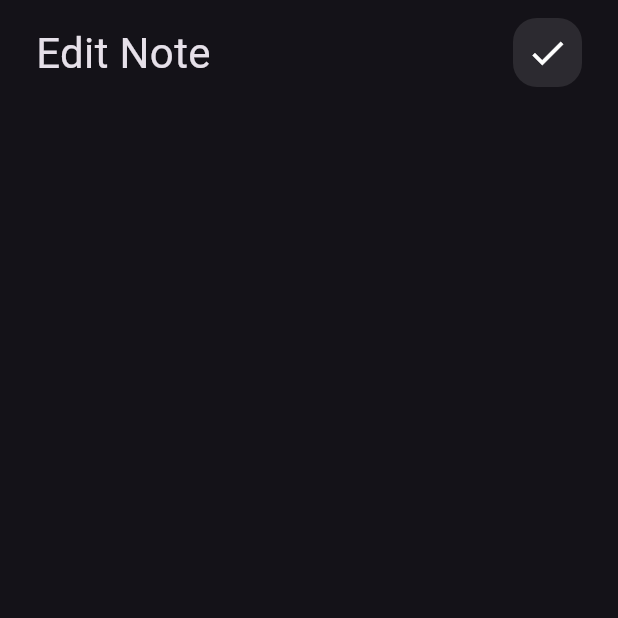
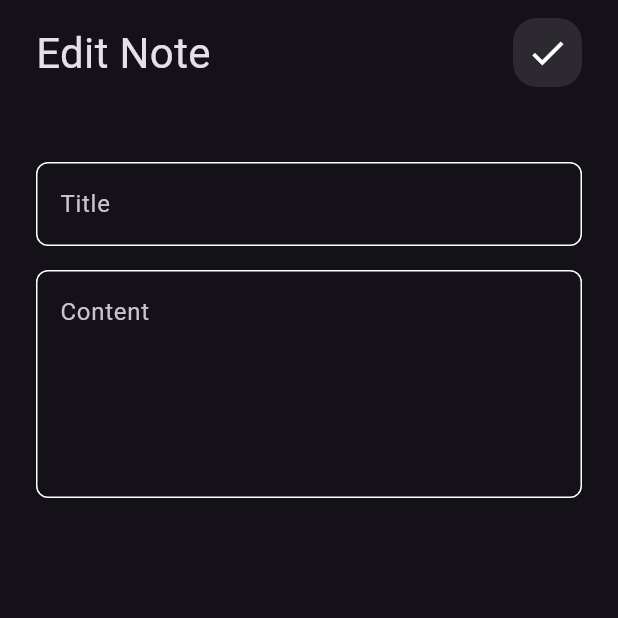
Before and after one commit to omarhelmy2004/notes_app, a Flutter app: the EditNoteView screen opened directly, on a phone screen of 412 x 824 dp, the top half of it. Run offline on Flutter 3.47's test engine with Material 3 defaults, Android fonts, the phone set to English and light mode, and no system bars.

Commit message:
Edit notes view done

```diff
--- a/lib/views/widgets/edit_note_view_body.dart
+++ b/lib/views/widgets/edit_note_view_body.dart
@@ -1,5 +1,6 @@
 import 'package:flutter/material.dart';
 import 'package:notes_app/views/widgets/custom_app_bar.dart';
+import 'package:notes_app/views/widgets/custom_text_field.dart';
 
 class EditNoteViewBody extends StatelessWidget {
   const EditNoteViewBody({super.key});
@@ -17,6 +18,17 @@ class EditNoteViewBody extends StatelessWidget {
             title: 'Edit Note',
             icon: Icons.check,
           ),
+          SizedBox(
+            height: 50,
+          ),
+          CustomTextField(hint: 'Title'),
+          SizedBox(
+            height: 16,
+          ),
+          CustomTextField(
+            hint: 'Content',
+            maxLines: 5,
+          ),
         ],
       ),
     );
```
